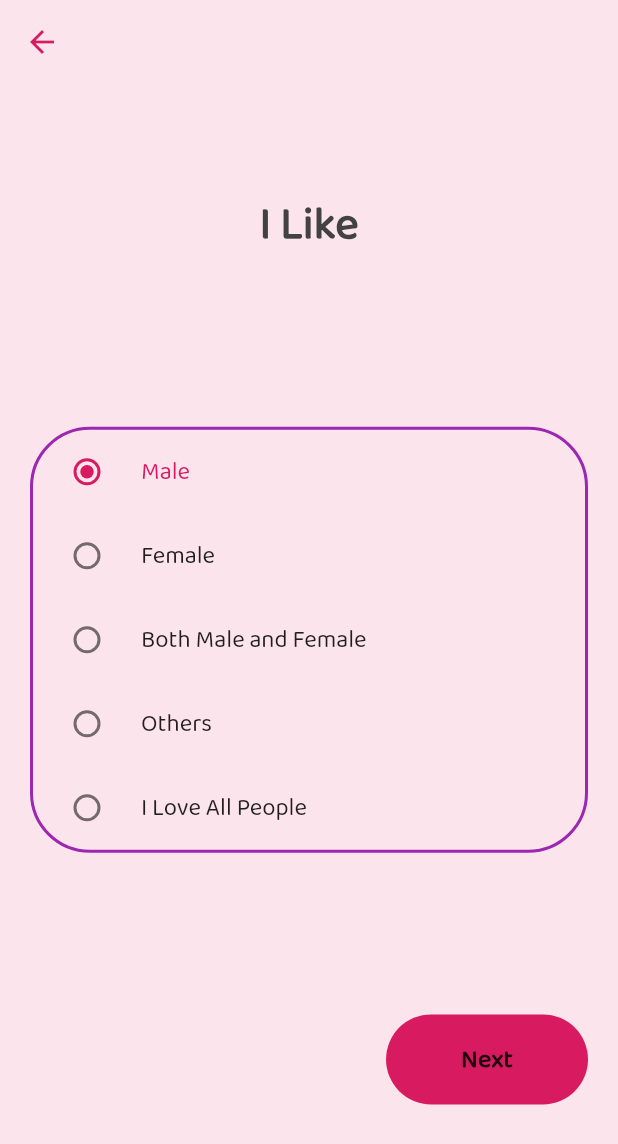
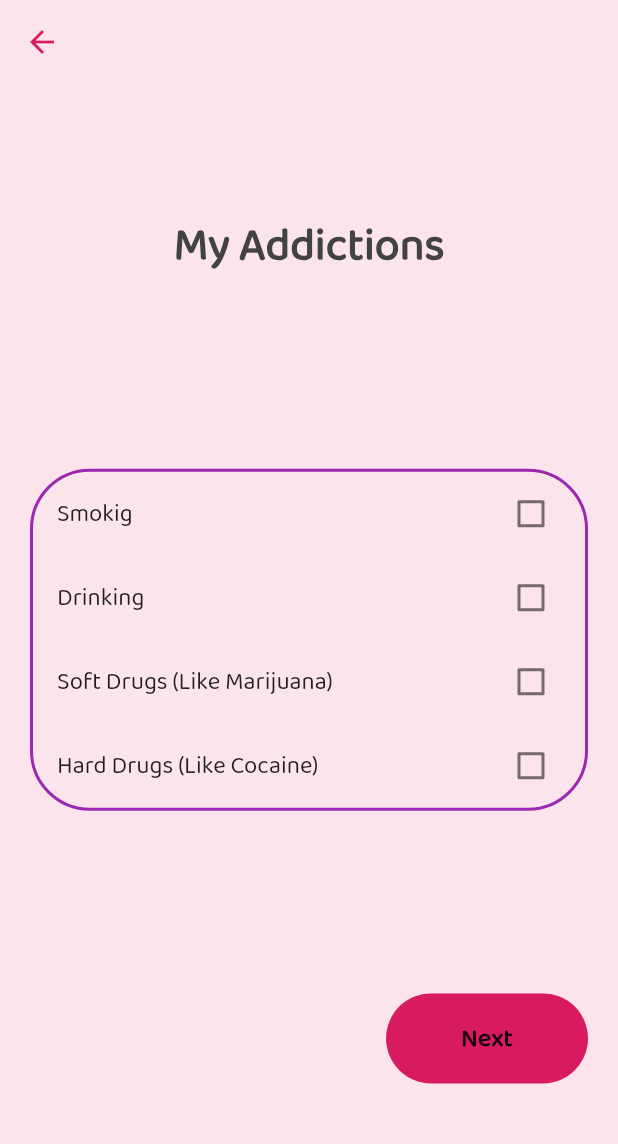
Before and after one commit to Devileygit/Devileygit, a Flutter app: the SexOrientationDetails screen opened directly, after a tap on "Next", on a phone screen of 412 x 824 dp. Shown: the top 1144 px of the screen. Run offline on Flutter 3.47's test engine with Material 2 defaults, Android fonts, the phone set to English and light mode, and no system bars; our stand-ins replace bottom_navy_bar, cloud_firestore, firebase_auth, fluttertoast, font_awesome_flutter, google_sign_in and 1 more; accounts and stored records are empty.

Commit message:
Second commit

```diff
--- a/lib/FirstLoginDetails/addiction.dart
+++ b/lib/FirstLoginDetails/addiction.dart
@@ -0,0 +1,120 @@
+import 'package:flutter/material.dart';
+
+class AddictionDetails extends StatefulWidget {
+  final String name;
+  final String age;
+  final String gender;
+  final String marital;
+  final String orientation;
+
+  const AddictionDetails(
+      {Key key,
+      this.name,
+      this.age,
+      this.gender,
+      this.marital,
+      this.orientation})
+      : super(key: key);
+
+  @override
+  _AddictionDetailsState createState() => _AddictionDetailsState();
+}
+
+class _AddictionDetailsState extends State<AddictionDetails> {
+  List<String> addictionList = ["No Addiction!!"];
+
+  Map<String, bool> addictions = {
+    "Smokig": false,
+    "Drinking": false,
+    "Soft Drugs (Like Marijuana)": false,
+    "Hard Drugs (Like Cocaine)": false
+  };
+
+  void getItems() {
+    addictions.forEach((key, value) {
+      if (value == true) {
+        addictionList.add(key);
+      }
+    });
+    if (addictionList.length > 1) {
+      addictionList.removeAt(0);
+    }
+  }
+
+  @override
+  Widget build(BuildContext context) {
+    return Scaffold(
+      appBar: AppBar(
+        iconTheme: IconThemeData(color: Colors.pink[600]),
+        backgroundColor: Colors.transparent,
+        elevation: 0,
+      ),
+      backgroundColor: Colors.pink[50],
+      body: Container(
+        child: SafeArea(
+          child: Column(
+            mainAxisAlignment: MainAxisAlignment.spaceEvenly,
+            crossAxisAlignment: CrossAxisAlignment.stretch,
+            children: <Widget>[
+              Padding(
+                padding: const EdgeInsets.fromLTRB(20, 0, 20, 20),
+                child: Center(
+                  child: Text(
+                    'My Addictions',
+                    style: TextStyle(fontSize: 30, fontWeight: FontWeight.bold),
+                  ),
+                ),
+              ),
+              Padding(
+                  padding: const EdgeInsets.all(20.0),
+                  child: Container(
+                    decoration: BoxDecoration(
+                      border: Border.all(color: Colors.purple, width: 2),
+                      borderRadius: BorderRadius.circular(40),
+                    ),
+                    child: Column(
+                      mainAxisAlignment: MainAxisAlignment.center,
+                      crossAxisAlignment: CrossAxisAlignment.stretch,
+                      mainAxisSize: MainAxisSize.max,
+                      children: addictions.keys.map((String key) {
+                        return CheckboxListTile(
+                          title: Text(key),
+                          value: addictions[key],
+                          onChanged: (bool val) {
+                            setState(() {
+                              addictions[key] = val;
+                            });
+                          },
+                        );
+                      }).toList(),
+                    ),
+                  )),
+              Row(
+                mainAxisAlignment: MainAxisAlignment.end,
+                children: <Widget>[
+                  Padding(
+                    padding: EdgeInsets.all(20),
+                    child: FlatButton(
+                      onPressed: () {
+                        getItems();
+                        print(addictionList);
+                      },
+                      child: Text('Next'),
+                      splashColor: Colors.transparent,
+                      color: Colors.pink[600],
+                      highlightColor: Colors.pinkAccent,
+                      shape: RoundedRectangleBorder(
+                        borderRadius: BorderRadius.circular(40),
+                      ),
+                      padding: EdgeInsets.fromLTRB(50, 15, 50, 15),
+                    ),
+                  ),
+                ],
+              )
+            ],
+          ),
+        ),
+      ),
+    );
+  }
+}
--- a/lib/FirstLoginDetails/sexualorientation.dart
+++ b/lib/FirstLoginDetails/sexualorientation.dart
@@ -1,3 +1,4 @@
+import 'package:deviley_production/FirstLoginDetails/addiction.dart';
 import 'package:flutter/material.dart';
 
 class SexOrientationDetails extends StatefulWidget {
@@ -82,7 +83,7 @@ class _SexOrientationDetailsState extends State<SexOrientationDetails> {
                     padding: EdgeInsets.all(20),
                     child: FlatButton(
                       onPressed: () {
-
+                        Navigator.push(context, MaterialPageRoute(builder: (context)=>AddictionDetails(name: widget.name,gender: widget.gender,age: widget.age,marital: widget.marital,orientation: orientation,)));
                       },
                       child: Text('Next'),
                       splashColor: Colors.transparent,
```
